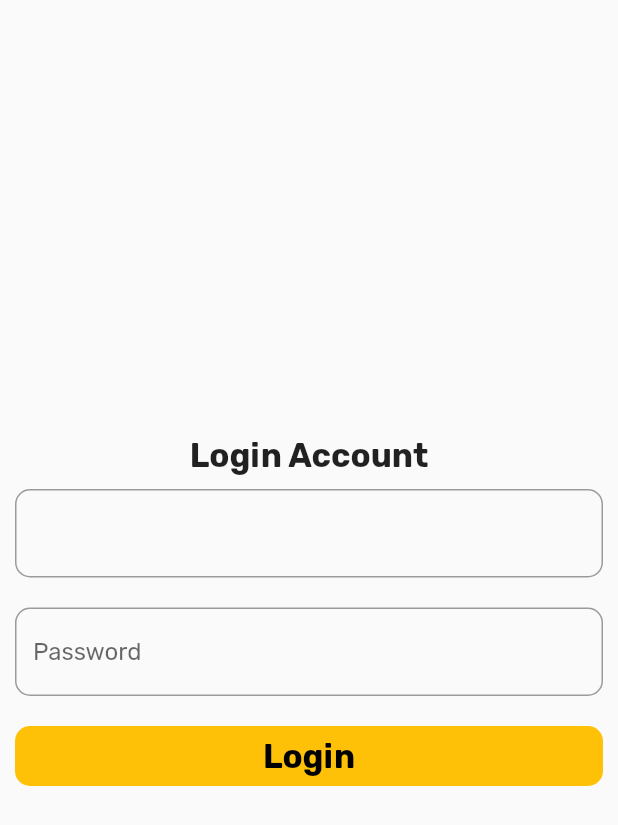
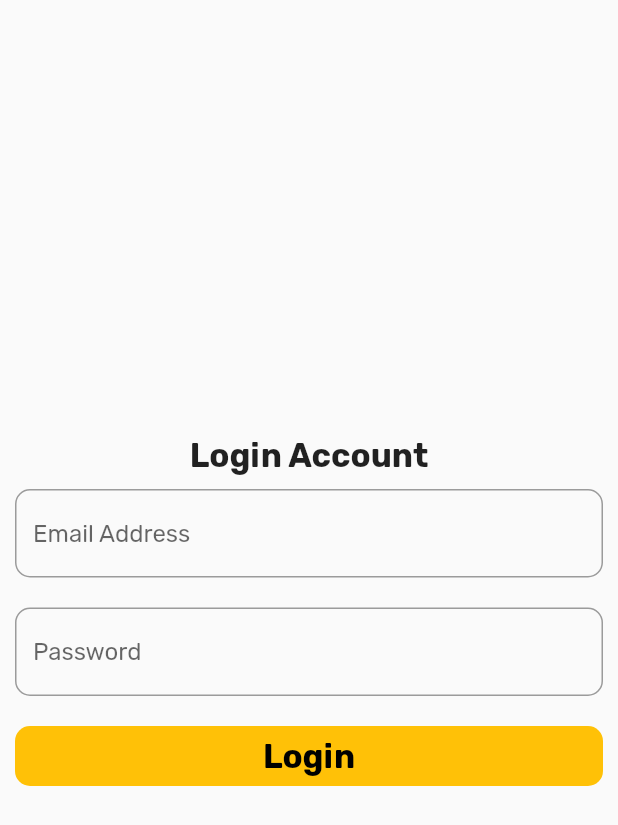
Before and after one commit to JakubFig/ecommerce_app, a Flutter app: the screen it shows after launch, on a phone screen of 412 x 824 dp. Shown: the top 825 px of the screen. Run offline on Flutter 3.47's test engine with Material 2 defaults, Android fonts, the phone set to English and light mode, and no system bars.

Commit message:
A1 (#3)
* 1

* 11

```diff
--- a/lib/views/auth/login_screen.dart
+++ b/lib/views/auth/login_screen.dart
@@ -22,6 +22,7 @@ class LoginScreen extends StatelessWidget {
             padding: const EdgeInsets.all(10.0),
             child: TextFormField(
               decoration: InputDecoration(
+                hintText: 'Email Address',
                 border: OutlineInputBorder(
                   borderRadius: BorderRadius.circular(10),
                 ),
```
